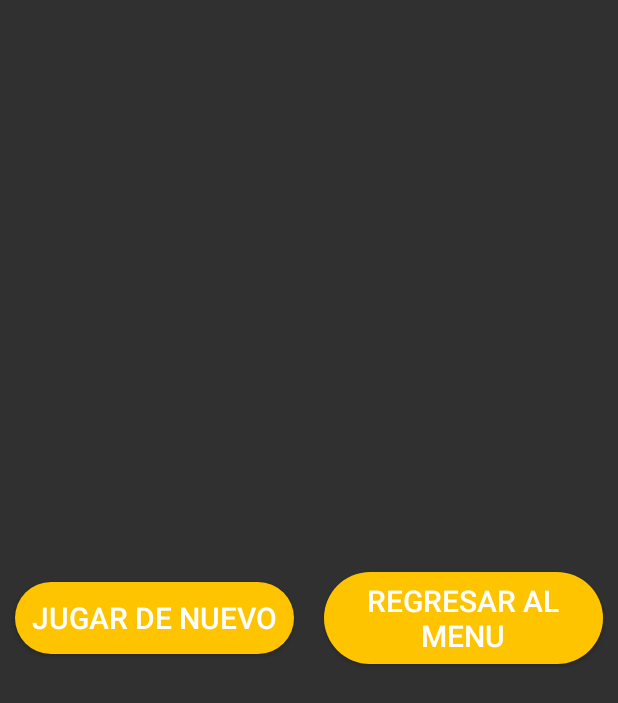
After one commit to abrilnuro/Pacman, an Android app: the layout dialog_play_again.xml on its own in the app's theme, with its tools: preview values and no code run, on a phone screen of 412 x 824 dp. The commit adds this screen. Shown: the top 703 px of the screen. Run offline under Robolectric (Android 15) with nearby library versions, the phone set to English and light mode, and no system bars.

Commit message:
commit
Se agregaron cosas al diseño

```diff
--- /dev/null
+++ b/app/src/main/res/drawable/button_home_background.xml
@@ -0,0 +1,19 @@
+<?xml version="1.0" encoding="utf-8"?>
+<selector xmlns:android="http://schemas.android.com/apk/res/android">
+    <item android:state_pressed="true">
+        <shape>
+            <solid android:color="@color/home_button" />
+            <corners android:radius="200dp" />
+        </shape>
+    </item>
+
+    <item>
+        <shape>
+            <gradient android:angle="270"
+                android:endColor="@color/home_button_pressed"
+                android:startColor="@color/home_button_pressed" />
+            <corners android:radius="200dp" />
+        </shape>
+    </item>
+
+</selector>
--- /dev/null
+++ b/app/src/main/res/drawable/view_home_background.xml
@@ -0,0 +1,4 @@
+<?xml version="1.0" encoding="utf-8"?>
+<shape xmlns:android="http://schemas.android.com/apk/res/android" >
+    <solid android:color="#10000000" />
+</shape>
--- a/app/src/main/res/layout/activity_main.xml
+++ b/app/src/main/res/layout/activity_main.xml
@@ -12,7 +12,7 @@
         android:id="@+id/grid_view"
         android:layout_width="match_parent"
         android:layout_height="match_parent"
-        android:numColumns="5"
+        android:numColumns="8"
         android:layout_margin="10dp">
     </GridView>
 </LinearLayout>
--- /dev/null
+++ b/app/src/main/res/layout/dialog_play_again.xml
@@ -0,0 +1,30 @@
+<?xml version="1.0" encoding="utf-8"?>
+<LinearLayout xmlns:android="http://schemas.android.com/apk/res/android"
+    android:orientation="horizontal"
+    android:layout_width="match_parent"
+    android:layout_height="match_parent"
+    android:gravity="center">
+
+    <Button
+        android:id="@+id/button_dialog_play_again"
+        android:layout_width="0dp"
+        android:layout_height="wrap_content"
+        android:layout_weight="1"
+        android:background="@drawable/button_home_background"
+        android:layout_margin="10dp"
+        android:text="Jugar de nuevo"
+        android:textSize="20sp"
+        android:textColor="@android:color/white"/>
+
+    <Button
+        android:id="@+id/button_dialog_back"
+        android:layout_width="0dp"
+        android:layout_height="wrap_content"
+        android:layout_weight="1"
+        android:background="@drawable/button_home_background"
+        android:layout_margin="10dp"
+        android:padding="5dp"
+        android:text="Regresar al menu"
+        android:textSize="20sp"
+        android:textColor="@android:color/white"/>
+</LinearLayout>
--- a/app/src/main/res/layout/item_grid_pacman.xml
+++ b/app/src/main/res/layout/item_grid_pacman.xml
@@ -13,8 +13,8 @@
 
     <ImageView
         android:id="@+id/image_item_pacman"
-        android:layout_width="30dp"
-        android:layout_height="30dp"
+        android:layout_width="match_parent"
+        android:layout_height="69dp"
         android:alpha="0"
         android:layout_gravity="center"
         android:padding="5dp"
--- a/app/src/main/res/values/colors.xml
+++ b/app/src/main/res/values/colors.xml
@@ -3,4 +3,7 @@
     <color name="colorPrimary">#3F51B5</color>
     <color name="colorPrimaryDark">#303F9F</color>
     <color name="colorAccent">#FF4081</color>
+
+    <color name="home_button">#1a237e</color>
+    <color name="home_button_pressed">#ffc400</color>
 </resources>
```
Also changed, not shown: app/src/main/AndroidManifest.xml (+11 -4 lines), app/src/main/java/com/aimewexample/pacman/HomeActivity.java (added, +44 -0 lines), app/src/main/java/com/aimewexample/pacman/MainActivity.java (+59 -30 lines), app/src/main/java/com/aimewexample/pacman/adapters/PacmanGridAdapter.java (+9 -5 lines), app/src/main/java/com/aimewexample/pacman/models/Nodos.java (deleted, +0 -21 lines), app/src/main/java/com/aimewexample/pacman/utils/HandlerGrid.java (+15 -3 lines), app/src/main/res/layout/activity_home.xml (added, +32 -0 lines), app/src/main/res/layout/dialog_start_game.xml (renamed from app/src/main/res/layout/dialog_options.xml, +7 -2 lines), app/src/main/res/drawable/pacman_banner.jpg (added), app/src/main/res/drawable/pacman_banner_five.jpg (added), app/src/main/res/drawable/pacman_banner_four.jpg (added), app/src/main/res/drawable/pacman_banner_three.jpg (added), app/src/main/res/drawable/pacman_banner_two.jpg (added).
